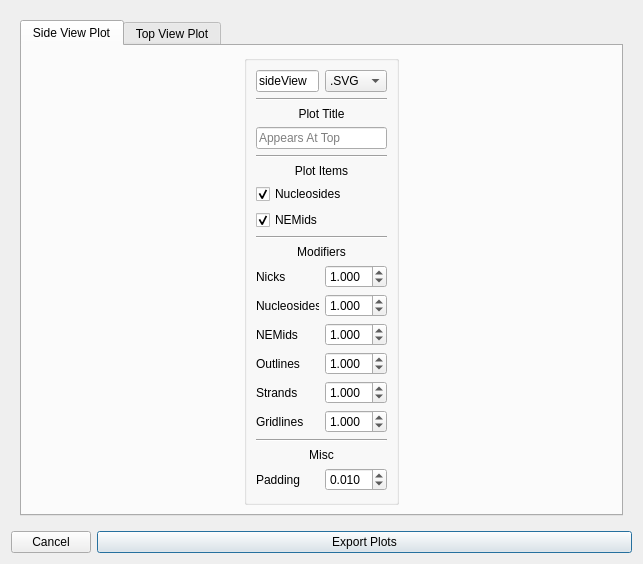
NATuG3/NATuG3, file ui/dialogs/plot_exporter/plot_exporter.ui: the form before one commit.
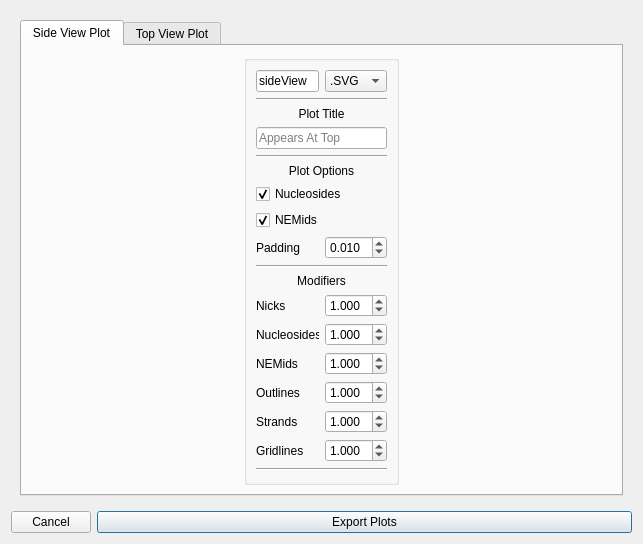
The form after the commit.

Commit message: Add additional plot options

Patch:
```diff
--- a/ui/dialogs/plot_exporter/plot_exporter.ui
+++ b/ui/dialogs/plot_exporter/plot_exporter.ui
@@ -107,115 +107,15 @@
                </property>
               </spacer>
              </item>
-             <item row="11" column="1">
-              <widget class="QDoubleSpinBox" name="nucleoside_size_modifier">
-               <property name="minimumSize">
-                <size>
-                 <width>0</width>
-                 <height>0</height>
-                </size>
-               </property>
-               <property name="maximumSize">
-                <size>
-                 <width>16777215</width>
-                 <height>16777215</height>
-                </size>
-               </property>
-               <property name="buttonSymbols">
-                <enum>QAbstractSpinBox::UpDownArrows</enum>
-               </property>
-               <property name="decimals">
-                <number>3</number>
-               </property>
-               <property name="maximum">
-                <double>200.000000000000000</double>
-               </property>
-               <property name="singleStep">
-                <double>0.050000000000000</double>
-               </property>
-               <property name="value">
-                <double>1.000000000000000</double>
-               </property>
-              </widget>
-             </item>
-             <item row="12" column="1">
-              <widget class="QDoubleSpinBox" name="NEMid_size_modifier">
-               <property name="minimumSize">
-                <size>
-                 <width>0</width>
-                 <height>0</height>
-                </size>
-               </property>
-               <property name="maximumSize">
-                <size>
-                 <width>16777215</width>
-                 <height>16777215</height>
-                </size>
-               </property>
-               <property name="buttonSymbols">
-                <enum>QAbstractSpinBox::UpDownArrows</enum>
-               </property>
-               <property name="decimals">
-                <number>3</number>
-               </property>
-               <property name="maximum">
-                <double>200.000000000000000</double>
-               </property>
-               <property name="singleStep">
-                <double>0.050000000000000</double>
-               </property>
-               <property name="value">
-                <double>1.000000000000000</double>
-               </property>
-              </widget>
-             </item>
-             <item row="15" column="0">
-              <widget class="QLabel" name="label_8">
-               <property name="text">
-                <string>Gridlines</string>
-               </property>
-              </widget>
-             </item>
-             <item row="13" column="0">
+             <item row="14" column="0">
               <widget class="QLabel" name="label_3">
                <property name="text">
                 <string>Outlines</string>
                </property>
               </widget>
              </item>
-             <item row="14" column="1">
-              <widget class="QDoubleSpinBox" name="strand_stroke_modifier">
-               <property name="minimumSize">
-                <size>
-                 <width>0</width>
-                 <height>0</height>
-                </size>
-               </property>
-               <property name="maximumSize">
-                <size>
-                 <width>16777215</width>
-                 <height>16777215</height>
-                </size>
-               </property>
-               <property name="buttonSymbols">
-                <enum>QAbstractSpinBox::UpDownArrows</enum>
-               </property>
-               <property name="decimals">
-                <number>3</number>
-               </property>
-               <property name="maximum">
-                <double>200.000000000000000</double>
-               </property>
-               <property name="singleStep">
-                <double>0.050000000000000</double>
-               </property>
-               <property name="value">
-                <double>1.000000000000000</double>
-               </property>
-              </widget>
-             </item>
              <item row="13" column="1">
-              <widget class="QDoubleSpinBox" name="point_outline_modifier">
+              <widget class="QDoubleSpinBox" name="NEMid_size_modifier">
                <property name="minimumSize">
                 <size>
                  <width>0</width>
@@ -245,31 +145,131 @@
                </property>
               </widget>
              </item>
-             <item row="8" column="0" colspan="2">
-              <widget class="Line" name="line">
-               <property name="orientation">
-                <enum>Qt::Horizontal</enum>
+             <item row="12" column="1">
+              <widget class="QDoubleSpinBox" name="nucleoside_size_modifier">
+               <property name="minimumSize">
+                <size>
+                 <width>0</width>
+                 <height>0</height>
+                </size>
                </property>
+               <property name="maximumSize">
+                <size>
+                 <width>16777215</width>
+                 <height>16777215</height>
+                </size>
+               </property>
+               <property name="buttonSymbols">
+                <enum>QAbstractSpinBox::UpDownArrows</enum>
+               </property>
+               <property name="decimals">
+                <number>3</number>
+               </property>
+               <property name="maximum">
+                <double>200.000000000000000</double>
+               </property>
+               <property name="singleStep">
+                <double>0.050000000000000</double>
+               </property>
+               <property name="value">
+                <double>1.000000000000000</double>
+               </property>
               </widget>
              </item>
-             <item row="14" column="0">
+             <item row="16" column="0">
+              <widget class="QLabel" name="label_8">
+               <property name="text">
+                <string>Gridlines</string>
+               </property>
+              </widget>
+             </item>
+             <item row="10" column="0" colspan="2">
+              <widget class="QLabel" name="label">
+               <property name="text">
+                <string>Modifiers</string>
+               </property>
+               <property name="alignment">
+                <set>Qt::AlignCenter</set>
+               </property>
+              </widget>
+             </item>
+             <item row="15" column="0">
               <widget class="QLabel" name="strand_stroke_modifier_2">
                <property name="text">
                 <string>Strands</string>
                </property>
               </widget>
              </item>
+             <item row="15" column="1">
+              <widget class="QDoubleSpinBox" name="strand_stroke_modifier">
+               <property name="minimumSize">
+                <size>
+                 <width>0</width>
+                 <height>0</height>
+                </size>
+               </property>
+               <property name="maximumSize">
+                <size>
+                 <width>16777215</width>
+                 <height>16777215</height>
+                </size>
+               </property>
+               <property name="buttonSymbols">
+                <enum>QAbstractSpinBox::UpDownArrows</enum>
+               </property>
+               <property name="decimals">
+                <number>3</number>
+               </property>
+               <property name="maximum">
+                <double>200.000000000000000</double>
+               </property>
+               <property name="singleStep">
+                <double>0.050000000000000</double>
+               </property>
+               <property name="value">
+                <double>1.000000000000000</double>
+               </property>
+              </widget>
+             </item>
+             <item row="14" column="1">
+              <widget class="QDoubleSpinBox" name="point_outline_modifier">
+               <property name="minimumSize">
+                <size>
+                 <width>0</width>
+                 <height>0</height>
+                </size>
+               </property>
+               <property name="maximumSize">
+                <size>
+                 <width>16777215</width>
+                 <height>16777215</height>
+                </size>
+               </property>
+               <property name="buttonSymbols">
+                <enum>QAbstractSpinBox::UpDownArrows</enum>
+               </property>
+               <property name="decimals">
+                <number>3</number>
+               </property>
+               <property name="maximum">
+                <double>200.000000000000000</double>
+               </property>
+               <property name="singleStep">
+                <double>0.050000000000000</double>
+               </property>
+               <property name="value">
+                <double>1.000000000000000</double>
+               </property>
+              </widget>
+             </item>
              <item row="9" column="0" colspan="2">
-              <widget class="QLabel" name="label">
-               <property name="text">
-                <string>Modifiers</string>
-               </property>
-               <property name="alignment">
-                <set>Qt::AlignCenter</set>
+              <widget class="Line" name="line">
+               <property name="orientation">
+                <enum>Qt::Horizontal</enum>
                </property>
               </widget>
              </item>
-             <item row="12" column="0">
+             <item row="13" column="0">
               <widget class="QLabel" name="label_10">
                <property name="text">
                 <string>NEMids</string>
@@ -277,20 +277,13 @@
               </widget>
              </item>
              <item row="11" column="0">
-              <widget class="QLabel" name="label_4">
-               <property name="text">
-                <string>Nucleosides</string>
-               </property>
-              </widget>
-             </item>
-             <item row="10" column="0">
               <widget class="QLabel" name="label_2">
                <property name="text">
                 <string>Nicks</string>
                </property>
               </widget>
              </item>
-             <item row="15" column="1">
+             <item row="16" column="1">
               <widget class="QDoubleSpinBox" name="gridline_width_modifier">
                <property name="minimumSize">
                 <size>
@@ -321,41 +314,10 @@
                </property>
               </widget>
              </item>
-             <item row="10" column="1">
-              <widget class="QDoubleSpinBox" name="nick_size_modifier">
-               <property name="minimumSize">
-                <size>
-                 <width>0</width>
-                 <height>0</height>
-                </size>
-               </property>
-               <property name="maximumSize">
-                <size>
-                 <width>16777215</width>
-                 <height>16777215</height>
-                </size>
-               </property>
-               <property name="buttonSymbols">
-                <enum>QAbstractSpinBox::UpDownArrows</enum>
-               </property>
-               <property name="decimals">
-                <number>3</number>
-               </property>
-               <property name="maximum">
-                <double>200.000000000000000</double>
-               </property>
-               <property name="singleStep">
-                <double>0.050000000000000</double>
-               </property>
-               <property name="value">
-                <double>1.000000000000000</double>
-               </property>
-              </widget>
-             </item>
-             <item row="4" column="0" colspan="2">
-              <widget class="Line" name="line_2">
-               <property name="orientation">
-                <enum>Qt::Horizontal</enum>
+             <item row="12" column="0">
+              <widget class="QLabel" name="label_4">
+               <property name="text">
+                <string>Nucleosides</string>
                </property>
               </widget>
              </item>
@@ -369,16 +331,6 @@
                </property>
               </widget>
              </item>
-             <item row="5" column="0" colspan="2">
-              <widget class="QLabel" name="label_5">
-               <property name="text">
-                <string>Plot Items</string>
-               </property>
-               <property name="alignment">
-                <set>Qt::AlignCenter</set>
-               </property>
-              </widget>
-             </item>
              <item row="2" column="0" colspan="2">
               <widget class="QLabel" name="label_11">
                <property name="text">
@@ -389,6 +341,54 @@
                </property>
               </widget>
              </item>
+             <item row="5" column="0" colspan="2">
+              <widget class="QLabel" name="label_5">
+               <property name="text">
+                <string>Plot Options</string>
+               </property>
+               <property name="alignment">
+                <set>Qt::AlignCenter</set>
+               </property>
+              </widget>
+             </item>
+             <item row="4" column="0" colspan="2">
+              <widget class="Line" name="line_2">
+               <property name="orientation">
+                <enum>Qt::Horizontal</enum>
+               </property>
+              </widget>
+             </item>
+             <item row="11" column="1">
+              <widget class="QDoubleSpinBox" name="nick_size_modifier">
+               <property name="minimumSize">
+                <size>
+                 <width>0</width>
+                 <height>0</height>
+                </size>
+               </property>
+               <property name="maximumSize">
+                <size>
+                 <width>16777215</width>
+                 <height>16777215</height>
+                </size>
+               </property>
+               <property name="buttonSymbols">
+                <enum>QAbstractSpinBox::UpDownArrows</enum>
+               </property>
+               <property name="decimals">
+                <number>3</number>
+               </property>
+               <property name="maximum">
+                <double>200.000000000000000</double>
+               </property>
+               <property name="singleStep">
+                <double>0.050000000000000</double>
+               </property>
+               <property name="value">
+                <double>1.000000000000000</double>
+               </property>
+              </widget>
+             </item>
              <item row="3" column="0" colspan="2">
               <widget class="QLineEdit" name="side_view_plot_title">
                <property name="maximumSize">
@@ -405,16 +405,6 @@
                </property>
               </widget>
              </item>
-             <item row="6" column="0" colspan="2">
-              <widget class="QCheckBox" name="plot_nucleosides">
-               <property name="text">
-                <string>Nucleosides</string>
-               </property>
-               <property name="checked">
-                <bool>true</bool>
-               </property>
-              </widget>
-             </item>
              <item row="0" column="0">
               <widget class="QLineEdit" name="side_view_filename">
                <property name="sizePolicy">
@@ -431,23 +421,13 @@
                </property>
               </widget>
              </item>
-             <item row="18" column="1">
-              <widget class="QDoubleSpinBox" name="side_view_padding">
-               <property name="decimals">
-                <number>3</number>
-               </property>
-               <property name="singleStep">
-                <double>0.005000000000000</double>
-               </property>
-               <property name="value">
-                <double>0.010000000000000</double>
-               </property>
-              </widget>
-             </item>
-             <item row="18" column="0">
-              <widget class="QLabel" name="label_9">
+             <item row="6" column="0" colspan="2">
+              <widget class="QCheckBox" name="plot_nucleosides">
                <property name="text">
-                <string>Padding</string>
+                <string>Nucleosides</string>
+               </property>
+               <property name="checked">
+                <bool>true</bool>
                </property>
               </widget>
              </item>
@@ -458,20 +438,30 @@
                </property>
               </widget>
              </item>
-             <item row="16" column="0" colspan="2">
-              <widget class="Line" name="line_6">
-               <property name="orientation">
-                <enum>Qt::Horizontal</enum>
-               </property>
-              </widget>
-             </item>
              <item row="17" column="0" colspan="2">
-              <widget class="QLabel" name="label_7">
+              <widget class="Line" name="line_6">
+               <property name="orientation">
+                <enum>Qt::Horizontal</enum>
+               </property>
+              </widget>
+             </item>
+             <item row="8" column="0">
+              <widget class="QLabel" name="label_9">
                <property name="text">
-                <string>Misc</string>
+                <string>Padding</string>
                </property>
-               <property name="alignment">
-                <set>Qt::AlignCenter</set>
+              </widget>
+             </item>
+             <item row="8" column="1">
+              <widget class="QDoubleSpinBox" name="side_view_padding">
+               <property name="decimals">
+                <number>3</number>
+               </property>
+               <property name="singleStep">
+                <double>0.001000000000000</double>
+               </property>
+               <property name="value">
+                <double>0.010000000000000</double>
                </property>
               </widget>
              </item>
@@ -509,6 +499,16 @@
              <string/>
             </property>
             <layout class="QGridLayout" name="gridLayout_3">
+             <item row="2" column="0" colspan="2">
+              <widget class="QLabel" name="label_15">
+               <property name="text">
+                <string>Plot Title</string>
+               </property>
+               <property name="alignment">
+                <set>Qt::AlignCenter</set>
+               </property>
+              </widget>
+             </item>
              <item row="4" column="0" colspan="2">
               <widget class="Line" name="line_4">
                <property name="orientation">
@@ -516,17 +516,7 @@
                </property>
               </widget>
              </item>
-             <item row="5" column="0" colspan="2">
-              <widget class="QLabel" name="label_16">
-               <property name="text">
-                <string>Plot Options</string>
-               </property>
-               <property name="alignment">
-                <set>Qt::AlignCenter</set>
-               </property>
-              </widget>
-             </item>
-             <item row="8" column="0" colspan="2">
+             <item row="10" column="0" colspan="2">
               <spacer name="verticalSpacer_2">
                <property name="orientation">
                 <enum>Qt::Vertical</enum>
@@ -539,6 +529,16 @@
                </property>
               </spacer>
              </item>
+             <item row="5" column="0" colspan="2">
+              <widget class="QLabel" name="label_16">
+               <property name="text">
+                <string>Plot Options</string>
+               </property>
+               <property name="alignment">
+                <set>Qt::AlignCenter</set>
+               </property>
+              </widget>
+             </item>
              <item row="3" column="0" colspan="2">
               <widget class="QLineEdit" name="top_view_plot_title">
                <property name="maximumSize">
@@ -555,43 +555,19 @@
                </property>
               </widget>
              </item>
-             <item row="2" column="0" colspan="2">
-              <widget class="QLabel" name="label_15">
-               <property name="text">
-                <string>Plot Title</string>
-               </property>
-               <property name="alignment">
-                <set>Qt::AlignCenter</set>
-               </property>
-              </widget>
-             </item>
              <item row="7" column="1">
               <widget class="QDoubleSpinBox" name="top_view_rotation">
                <property name="suffix">
                 <string>°</string>
                </property>
+               <property name="decimals">
+                <number>3</number>
+               </property>
                <property name="maximum">
                 <double>360.000000000000000</double>
                </property>
               </widget>
              </item>
-             <item row="6" column="0" colspan="2">
-              <widget class="QCheckBox" name="top_view_numbers">
-               <property name="text">
-                <string>Numbers</string>
-               </property>
-               <property name="checked">
-                <bool>true</bool>
-               </property>
-              </widget>
-             </item>
-             <item row="7" column="0">
-              <widget class="QLabel" name="label_6">
-               <property name="text">
-                <string>Rotation</string>
-               </property>
-              </widget>
-             </item>
              <item row="0" column="1">
               <widget class="QComboBox" name="top_view_filetype">
                <property name="sizePolicy">
@@ -623,6 +599,23 @@
                </item>
               </widget>
              </item>
+             <item row="7" column="0">
+              <widget class="QLabel" name="label_6">
+               <property name="text">
+                <string>Rotation</string>
+               </property>
+              </widget>
+             </item>
+             <item row="6" column="0" colspan="2">
+              <widget class="QCheckBox" name="top_view_numbers">
+               <property name="text">
+                <string>Numbers</string>
+               </property>
+               <property name="checked">
+                <bool>true</bool>
+               </property>
+              </widget>
+             </item>
              <item row="1" column="0" colspan="2">
               <widget class="Line" name="line_5">
                <property name="orientation">
@@ -646,6 +639,49 @@
                </property>
               </widget>
              </item>
+             <item row="8" column="0">
+              <widget class="QLabel" name="label_12">
+               <property name="text">
+                <string>Stroke</string>
+               </property>
+              </widget>
+             </item>
+             <item row="8" column="1">
+              <widget class="QDoubleSpinBox" name="top_view_stroke">
+               <property name="suffix">
+                <string>px</string>
+               </property>
+               <property name="decimals">
+                <number>3</number>
+               </property>
+               <property name="singleStep">
+                <double>0.500000000000000</double>
+               </property>
+               <property name="value">
+                <double>5.000000000000000</double>
+               </property>
+              </widget>
+             </item>
+             <item row="9" column="1">
+              <widget class="QDoubleSpinBox" name="top_view_padding">
+               <property name="decimals">
+                <number>3</number>
+               </property>
+               <property name="singleStep">
+                <double>0.001000000000000</double>
+               </property>
+               <property name="value">
+                <double>0.100000000000000</double>
+               </property>
+              </widget>
+             </item>
+             <item row="9" column="0">
+              <widget class="QLabel" name="label_7">
+               <property name="text">
+                <string>Padding</string>
+               </property>
+              </widget>
+             </item>
             </layout>
            </widget>
           </item>
```
The commit also changes 2 other files.
